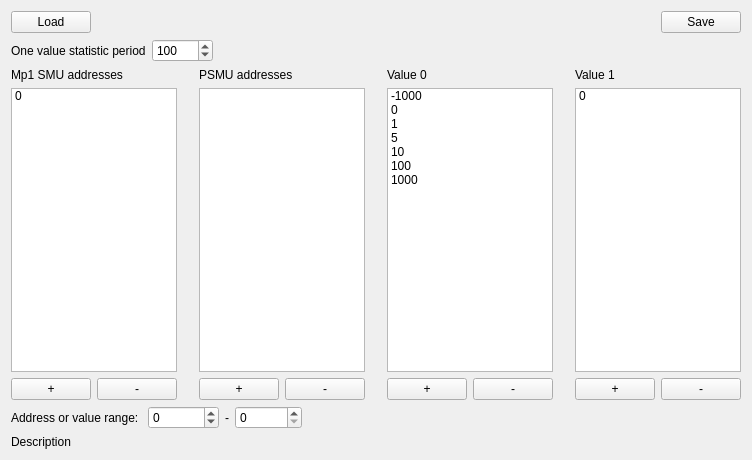
This is sources/test_settings.ui in thunderbird95/test_ryzen_smu as Qt 5 draws it before an edit. The edited form follows.
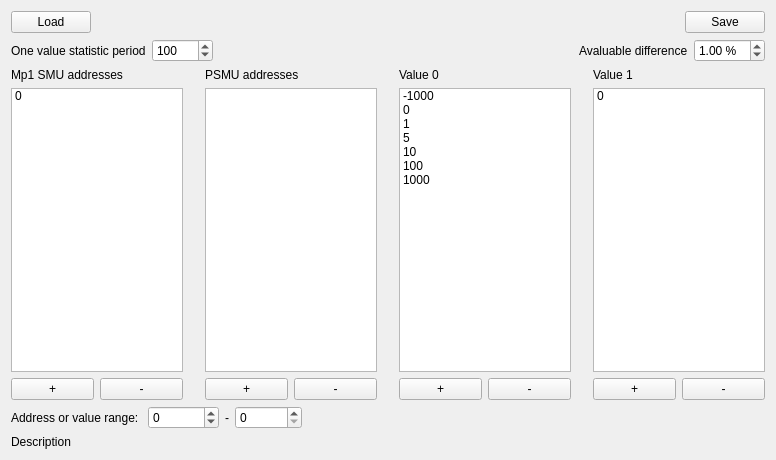
This is the edited form.

The edit to the form file:
```diff
--- a/sources/test_settings.ui
+++ b/sources/test_settings.ui
@@ -6,7 +6,7 @@
    <rect>
     <x>0</x>
     <y>0</y>
-    <width>668</width>
+    <width>776</width>
     <height>460</height>
    </rect>
   </property>
@@ -326,6 +326,23 @@
          </property>
         </spacer>
        </item>
+       <item>
+        <widget class="QLabel" name="labelAvaluableDiff">
+         <property name="text">
+          <string>Avaluable difference</string>
+         </property>
+        </widget>
+       </item>
+       <item>
+        <widget class="QDoubleSpinBox" name="avaluableDiff">
+         <property name="suffix">
+          <string> %</string>
+         </property>
+         <property name="value">
+          <double>1.000000000000000</double>
+         </property>
+        </widget>
+       </item>
       </layout>
      </item>
     </layout>
```
